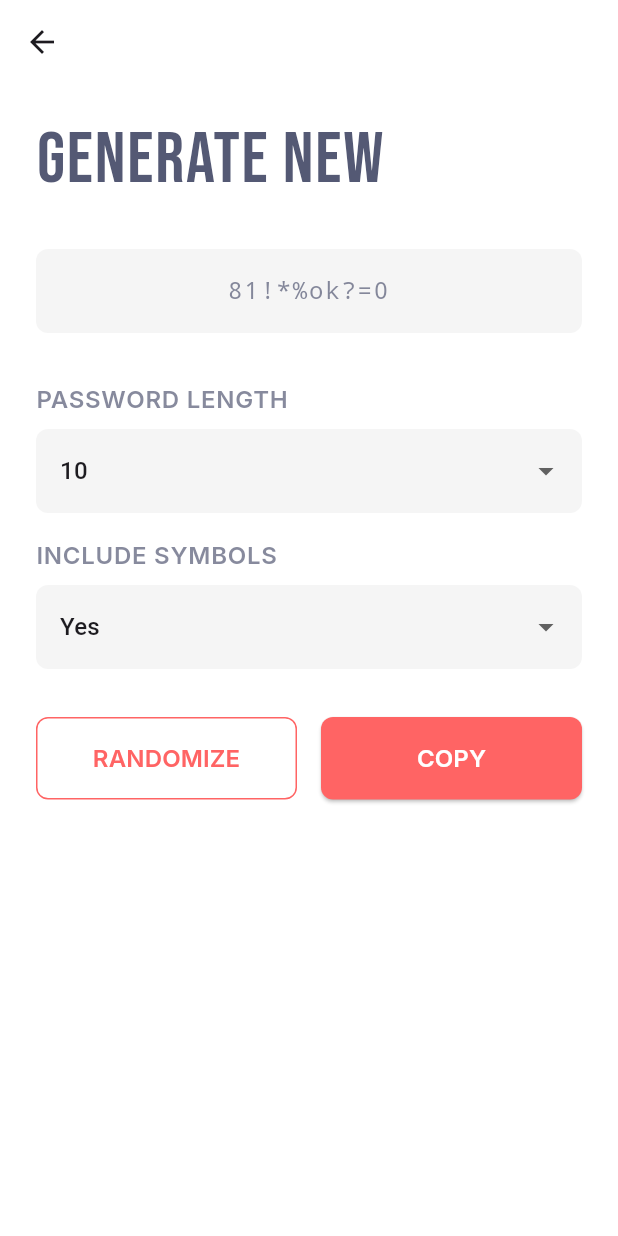
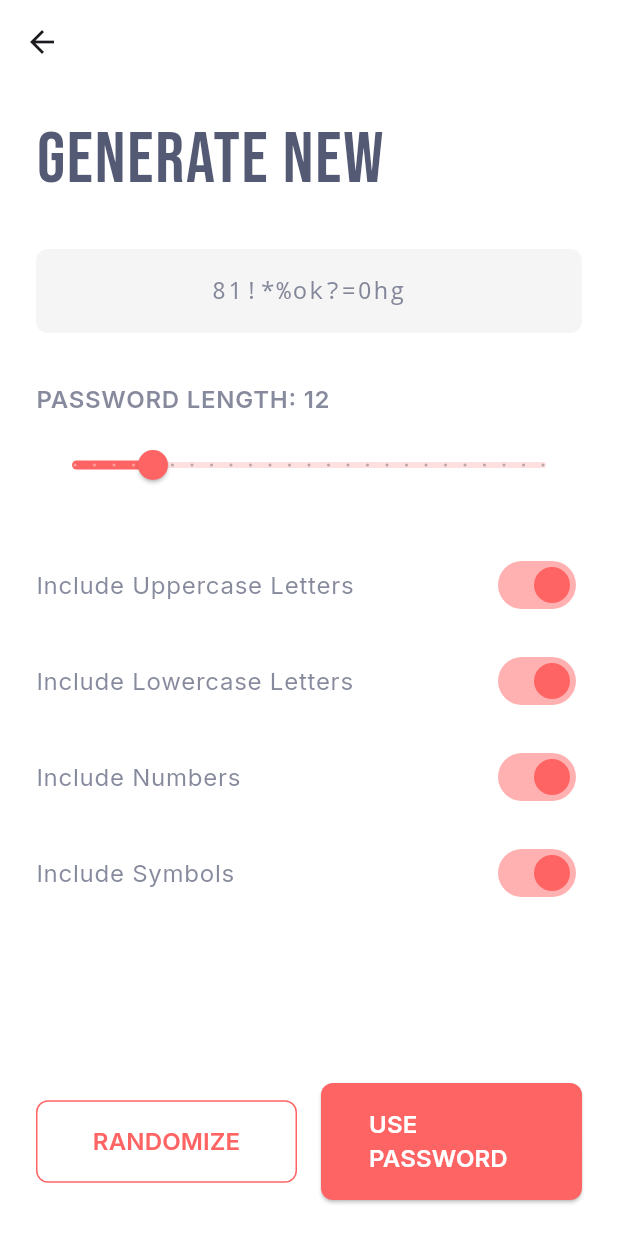
Before and after one commit to i-sifat/Passify, a Flutter app: the GeneratePasswordScreen screen opened directly, on a phone screen of 412 x 824 dp. Run offline on Flutter 3.47's test engine with Material 3 defaults, Android fonts, the light colour scheme and no system bars; our stand-ins replace flutter_riverpod, google_fonts, shared_preferences; accounts and stored records are empty.

```diff
--- a/lib/screens/home/generate_password_screen.dart
+++ b/lib/screens/home/generate_password_screen.dart
@@ -11,9 +11,13 @@ class GeneratePasswordScreen extends ConsumerStatefulWidget {
       _GeneratePasswordScreenState();
 }
 
-class _GeneratePasswordScreenState extends ConsumerState<GeneratePasswordScreen> {
+class _GeneratePasswordScreenState
+    extends ConsumerState<GeneratePasswordScreen> {
   String _generatedPassword = '';
-  int _passwordLength = 10;
+  int _passwordLength = 12;
+  bool _includeUppercase = true;
+  bool _includeLowercase = true;
+  bool _includeNumbers = true;
   bool _includeSymbols = true;
 
   @override
@@ -23,18 +27,24 @@ class _GeneratePasswordScreenState extends ConsumerState<GeneratePasswordScreen>
   }
 
   void _generatePassword() {
-    const letters = 'abcdefghijklmnopqrstuvwxyzABCDEFGHIJKLMNOPQRSTUVWXYZ';
+    const lowercase = 'abcdefghijklmnopqrstuvwxyz';
+    const uppercase = 'ABCDEFGHIJKLMNOPQRSTUVWXYZ';
     const numbers = '0123456789';
     const symbols = '!@#\$%^&*()_+-=[]{}|;:,.<>?';
 
-    String chars = letters + numbers;
-    if (_includeSymbols) {
-      chars += symbols;
+    String chars = '';
+    if (_includeLowercase) chars += lowercase;
+    if (_includeUppercase) chars += uppercase;
+    if (_includeNumbers) chars += numbers;
+    if (_includeSymbols) chars += symbols;
+
+    if (chars.isEmpty) {
+      chars = lowercase; // Default to lowercase if nothing is selected
     }
 
     final random = Random.secure();
-    _generatedPassword = List.generate(_passwordLength,
-            (index) => chars[random.nextInt(chars.length)]).join();
+    _generatedPassword = List.generate(
+        _passwordLength, (index) => chars[random.nextInt(chars.length)]).join();
     setState(() {});
   }
 
@@ -79,90 +89,45 @@ class _GeneratePasswordScreenState extends ConsumerState<GeneratePasswordScreen>
                 ),
               ),
               const SizedBox(height: 32),
-              Column(
-                crossAxisAlignment: CrossAxisAlignment.start,
-                children: [
-                  Text(
-                    'PASSWORD LENGTH',
-                    style: Theme.of(context).textTheme.bodyLarge?.copyWith(
-                          fontWeight: FontWeight.w600,
-                        ),
-                  ),
-                  const SizedBox(height: 8),
-                  DropdownButtonFormField<int>(
-                    value: _passwordLength,
-                    decoration: InputDecoration(
-                      border: OutlineInputBorder(
-                        borderRadius: BorderRadius.circular(8),
-                        borderSide: BorderSide.none,
-                      ),
-                      filled: true,
-                      fillColor: Theme.of(context).brightness == Brightness.light
-                          ? Colors.grey[100]
-                          : Colors.grey[800],
-                    ),
-                    items: [8, 10, 12, 14, 16, 18, 20]
-                        .map((length) => DropdownMenuItem(
-                              value: length,
-                              child: Text(length.toString()),
-                            ))
-                        .toList(),
-                    onChanged: (value) {
-                      if (value != null) {
-                        setState(() {
-                          _passwordLength = value;
-                          _generatePassword();
-                        });
-                      }
-                    },
-                  ),
-                ],
+              _buildLengthSelector(context),
+              const SizedBox(height: 24),
+              _buildOptionSwitch(
+                context,
+                'Include Uppercase Letters',
+                _includeUppercase,
+                (value) => setState(() {
+                  _includeUppercase = value;
+                  _generatePassword();
+                }),
               ),
-              const SizedBox(height: 16),
-              Column(
-                crossAxisAlignment: CrossAxisAlignment.start,
-                children: [
-                  Text(
-                    'INCLUDE SYMBOLS',
-                    style: Theme.of(context).textTheme.bodyLarge?.copyWith(
-                          fontWeight: FontWeight.w600,
-                        ),
-                  ),
-                  const SizedBox(height: 8),
-                  DropdownButtonFormField<bool>(
-                    value: _includeSymbols,
-                    decoration: InputDecoration(
-                      border: OutlineInputBorder(
-                        borderRadius: BorderRadius.circular(8),
-                        borderSide: BorderSide.none,
-                      ),
-                      filled: true,
-                      fillColor: Theme.of(context).brightness == Brightness.light
-                          ? Colors.grey[100]
-                          : Colors.grey[800],
-                    ),
-                    items: const [
-                      DropdownMenuItem(
-                        value: true,
-                        child: Text('Yes'),
-                      ),
-                      DropdownMenuItem(
-                        value: false,
-                        child: Text('No'),
-                      ),
-                    ],
-                    onChanged: (value) {
-                      if (value != null) {
-                        setState(() {
-                          _includeSymbols = value;
-                          _generatePassword();
-                        });
-                      }
-                    },
-                  ),
-                ],
+              _buildOptionSwitch(
+                context,
+                'Include Lowercase Letters',
+                _includeLowercase,
+                (value) => setState(() {
+                  _includeLowercase = value;
+                  _generatePassword();
+                }),
               ),
-              const SizedBox(height: 32),
+              _buildOptionSwitch(
+                context,
+                'Include Numbers',
+                _includeNumbers,
+                (value) => setState(() {
+                  _includeNumbers = value;
+                  _generatePassword();
+                }),
+              ),
+              _buildOptionSwitch(
+                context,
+                'Include Symbols',
+                _includeSymbols,
+                (value) => setState(() {
+                  _includeSymbols = value;
+                  _generatePassword();
+                }),
+              ),
+              const Spacer(),
               Row(
                 children: [
                   Expanded(
@@ -180,7 +145,7 @@ class _GeneratePasswordScreenState extends ConsumerState<GeneratePasswordScreen>
                         );
                         Navigator.pop(context, _generatedPassword);
                       },
-                      child: const Text('COPY'),
+                      child: const Text('USE PASSWORD'),
                     ),
                   ),
                 ],
@@ -191,4 +156,64 @@ class _GeneratePasswordScreenState extends ConsumerState<GeneratePasswordScreen>
       ),
     );
   }
+
+  Widget _buildLengthSelector(BuildContext context) {
+    return Column(
+      crossAxisAlignment: CrossAxisAlignment.start,
+      children: [
+        Text(
+          'PASSWORD LENGTH: $_passwordLength',
+          style: Theme.of(context).textTheme.bodyLarge?.copyWith(
+                fontWeight: FontWeight.w600,
+              ),
+        ),
+        const SizedBox(height: 8),
+        SliderTheme(
+          data: SliderTheme.of(context).copyWith(
+            activeTrackColor: Theme.of(context).primaryColor,
+            inactiveTrackColor: Theme.of(context).primaryColor.withOpacity(0.2),
+            thumbColor: Theme.of(context).primaryColor,
+            overlayColor: Theme.of(context).primaryColor.withOpacity(0.1),
+          ),
+          child: Slider(
+            value: _passwordLength.toDouble(),
+            min: 8,
+            max: 32,
+            divisions: 24,
+            onChanged: (value) {
+              setState(() {
+                _passwordLength = value.round();
+                _generatePassword();
+              });
+            },
+          ),
+        ),
+      ],
+    );
+  }
+
+  Widget _buildOptionSwitch(
+    BuildContext context,
+    String label,
+    bool value,
+    ValueChanged<bool> onChanged,
+  ) {
+    return Padding(
+      padding: const EdgeInsets.symmetric(vertical: 8.0),
+      child: Row(
+        mainAxisAlignment: MainAxisAlignment.spaceBetween,
+        children: [
+          Text(
+            label,
+            style: Theme.of(context).textTheme.bodyLarge,
+          ),
+          Switch(
+            value: value,
+            onChanged: onChanged,
+            activeColor: Theme.of(context).primaryColor,
+          ),
+        ],
+      ),
+    );
+  }
 }
```
Also changed, not shown: lib/providers/auth_provider.dart (+9 -0 lines), lib/screens/home/add_password_screen.dart (+29 -4 lines), lib/screens/home/password_details_screen.dart (+57 -8 lines), lib/screens/home/update_password_screen.dart (+57 -7 lines), lib/screens/splash_screen.dart (+8 -1 lines).
